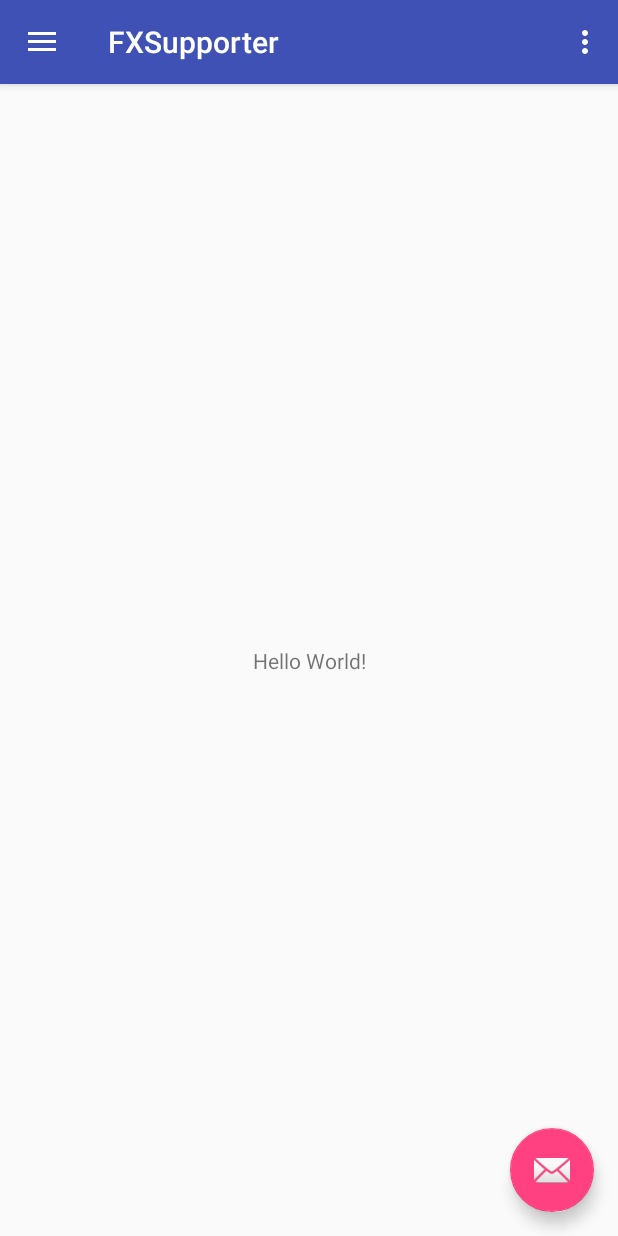
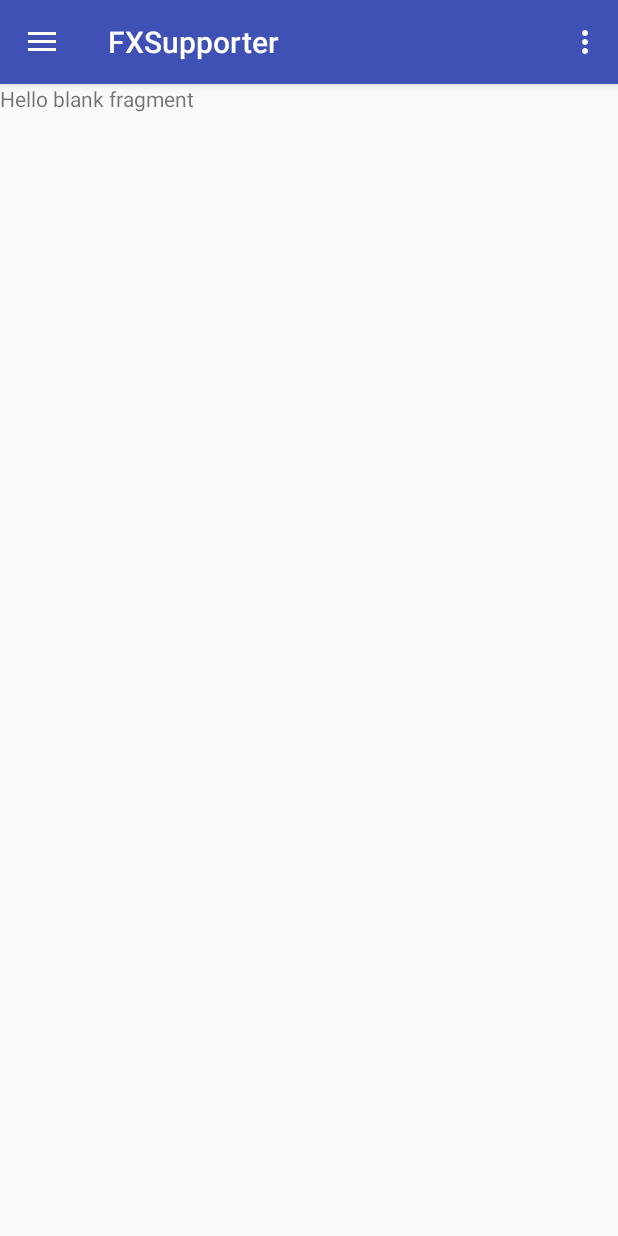
Before and after one commit to tkhskt/FX-Supporter, an Android app: the screen it shows after launch (MainActivity), on a phone screen of 412 x 824 dp. Run offline under Robolectric (Android 15) with nearby library versions, the phone set to English and light mode, and no system bars.

Commit message:
add: homefragment

```diff
--- a/app/build.gradle
+++ b/app/build.gradle
@@ -24,10 +24,11 @@ android {
 
 dependencies {
     implementation fileTree(dir: 'libs', include: ['*.jar'])
-    implementation"org.jetbrains.kotlin:kotlin-stdlib-jre7:$kotlin_version"
+    implementation "org.jetbrains.kotlin:kotlin-stdlib-jre7:$kotlin_version"
     implementation 'com.android.support:appcompat-v7:26.1.0'
     implementation 'com.android.support:design:26.1.0'
     implementation 'com.android.support.constraint:constraint-layout:1.0.2'
+    implementation 'com.android.support:support-v4:26.1.0'
     testImplementation 'junit:junit:4.12'
     androidTestImplementation 'com.android.support.test:runner:1.0.1'
     androidTestImplementation 'com.android.support.test.espresso:espresso-core:3.0.1'
--- a/app/src/main/AndroidManifest.xml
+++ b/app/src/main/AndroidManifest.xml
@@ -10,7 +10,7 @@
         android:supportsRtl="true"
         android:theme="@style/AppTheme">
         <activity
-            android:name=".MainActivity"
+            android:name=".Activity.MainActivity"
             android:label="@string/app_name"
             android:theme="@style/AppTheme.NoActionBar">
             <intent-filter>
--- a/app/src/main/java/www/gericass/com/fxsupporter/MainActivity.kt
+++ b/app/src/main/java/www/gericass/com/fxsupporter/Activity/MainActivity.kt
@@ -1,4 +1,4 @@
-package www.gericass.com.fxsupporter
+package www.gericass.com.fxsupporter.Activity
 
 import android.os.Bundle
 import android.support.design.widget.Snackbar
@@ -10,6 +10,8 @@ import android.view.Menu
 import android.view.MenuItem
 import kotlinx.android.synthetic.main.activity_main.*
 import kotlinx.android.synthetic.main.app_bar_main.*
+import www.gericass.com.fxsupporter.Fragment.HomeFragment
+import www.gericass.com.fxsupporter.R
 
 class MainActivity : AppCompatActivity(), NavigationView.OnNavigationItemSelectedListener {
 
@@ -18,10 +20,11 @@ class MainActivity : AppCompatActivity(), NavigationView.OnNavigationItemSelecte
         setContentView(R.layout.activity_main)
         setSupportActionBar(toolbar)
 
-        fab.setOnClickListener { view ->
-            Snackbar.make(view, "Replace with your own action", Snackbar.LENGTH_LONG)
-                    .setAction("Action", null).show()
-        }
+        val manager = supportFragmentManager
+        val transaction = manager.beginTransaction()
+        transaction.add(R.id.container, HomeFragment())
+        transaction.commit()
+
 
         val toggle = ActionBarDrawerToggle(
                 this, drawer_layout, toolbar, R.string.navigation_drawer_open, R.string.navigation_drawer_close)
--- /dev/null
+++ b/app/src/main/java/www/gericass/com/fxsupporter/Fragment/HomeFragment.kt
@@ -0,0 +1,31 @@
+package www.gericass.com.fxsupporter.Fragment
+
+import android.content.Context
+import android.net.Uri
+import android.os.Bundle
+import android.support.v4.app.Fragment
+import android.view.LayoutInflater
+import android.view.View
+import android.view.ViewGroup
+
+import www.gericass.com.fxsupporter.R
+
+/**
+ * A simple [Fragment] subclass.
+ * Activities that contain this fragment must implement the
+ * [HomeFragment.OnFragmentInteractionListener] interface
+ * to handle interaction events.
+ * Use the [HomeFragment.newInstance] factory method to
+ * create an instance of this fragment.
+ */
+class HomeFragment : Fragment() {
+
+
+    override fun onCreateView(inflater: LayoutInflater?, container: ViewGroup?,
+                              savedInstanceState: Bundle?): View? {
+        // Inflate the layout for this fragment
+        return inflater!!.inflate(R.layout.fragment_home, container, false)
+    }
+
+
+}
--- a/app/src/main/res/layout/app_bar_main.xml
+++ b/app/src/main/res/layout/app_bar_main.xml
@@ -4,7 +4,7 @@
     xmlns:tools="http://schemas.android.com/tools"
     android:layout_width="match_parent"
     android:layout_height="match_parent"
-    tools:context="www.gericass.com.fxsupporter.MainActivity">
+    tools:context="www.gericass.com.fxsupporter.Activity.MainActivity">
 
     <android.support.design.widget.AppBarLayout
         android:layout_width="match_parent"
@@ -22,12 +22,5 @@
 
     <include layout="@layout/content_main" />
 
-    <android.support.design.widget.FloatingActionButton
-        android:id="@+id/fab"
-        android:layout_width="wrap_content"
-        android:layout_height="wrap_content"
-        android:layout_gravity="bottom|end"
-        android:layout_margin="@dimen/fab_margin"
-        app:srcCompat="@android:drawable/ic_dialog_email" />
 
 </android.support.design.widget.CoordinatorLayout>
--- a/app/src/main/res/layout/content_main.xml
+++ b/app/src/main/res/layout/content_main.xml
@@ -5,16 +5,13 @@
     android:layout_width="match_parent"
     android:layout_height="match_parent"
     app:layout_behavior="@string/appbar_scrolling_view_behavior"
-    tools:context="www.gericass.com.fxsupporter.MainActivity"
+    tools:context="www.gericass.com.fxsupporter.Activity.MainActivity"
     tools:showIn="@layout/app_bar_main">
 
-    <TextView
-        android:layout_width="wrap_content"
-        android:layout_height="wrap_content"
-        android:text="Hello World!"
-        app:layout_constraintBottom_toBottomOf="parent"
-        app:layout_constraintLeft_toLeftOf="parent"
-        app:layout_constraintRight_toRightOf="parent"
-        app:layout_constraintTop_toTopOf="parent" />
+    <FrameLayout
+        xmlns:android="http://schemas.android.com/apk/res/android"
+        android:layout_width="match_parent"
+        android:layout_height="match_parent"
+        android:id="@+id/container"/>
 
 </android.support.constraint.ConstraintLayout>
--- /dev/null
+++ b/app/src/main/res/layout/fragment_home.xml
@@ -0,0 +1,13 @@
+<FrameLayout xmlns:android="http://schemas.android.com/apk/res/android"
+    xmlns:tools="http://schemas.android.com/tools"
+    android:layout_width="match_parent"
+    android:layout_height="match_parent"
+    tools:context="www.gericass.com.fxsupporter.Fragment.HomeFragment">
+
+    <!-- TODO: Update blank fragment layout -->
+    <TextView
+        android:layout_width="match_parent"
+        android:layout_height="match_parent"
+        android:text="@string/hello_blank_fragment" />
+
+</FrameLayout>
--- a/app/src/main/res/values/strings.xml
+++ b/app/src/main/res/values/strings.xml
@@ -5,4 +5,7 @@
     <string name="navigation_drawer_close">Close navigation drawer</string>
 
     <string name="action_settings">Settings</string>
+
+    <!-- TODO: Remove or change this placeholder text -->
+    <string name="hello_blank_fragment">Hello blank fragment</string>
 </resources>
```
